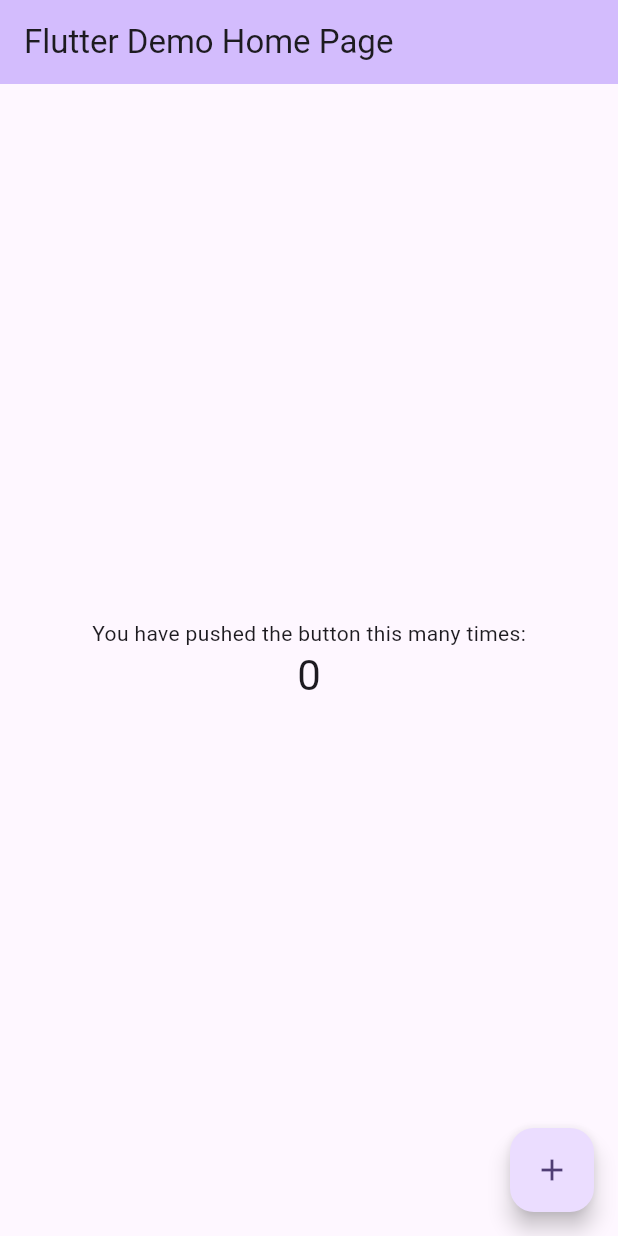
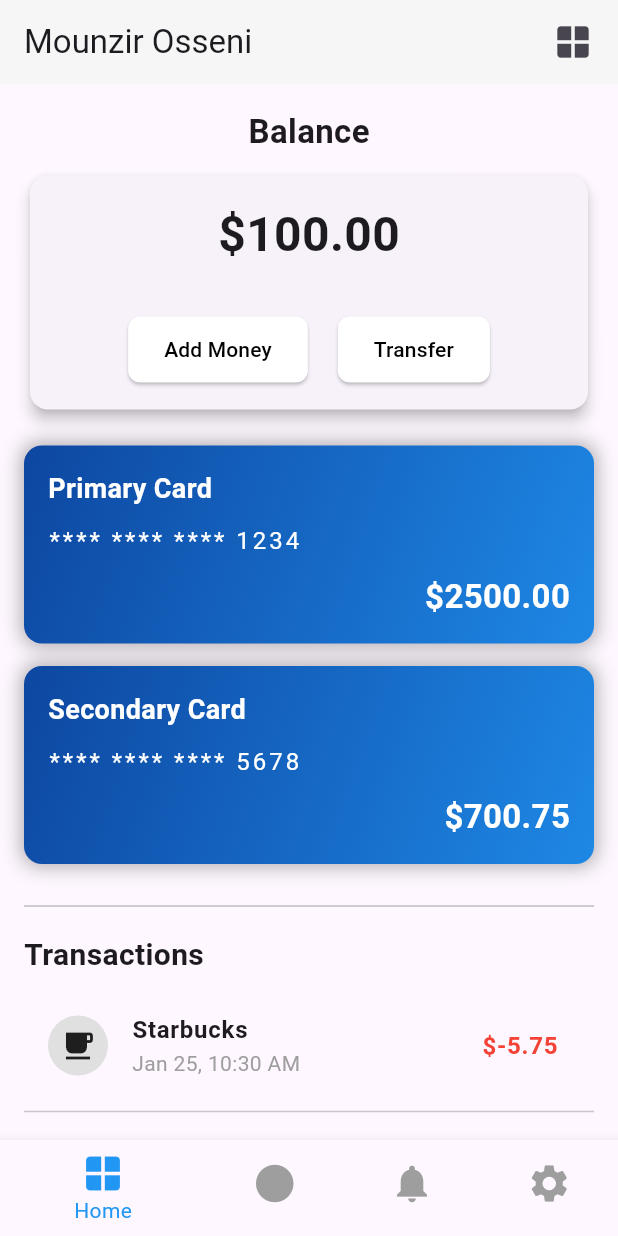
Before and after one commit to Moun-zir/TRANSFER-MONEY-PROJECT, a Flutter app: the screen it shows after launch, on a phone screen of 412 x 824 dp. Run offline on Flutter 3.47's test engine with Material 3 defaults, Android fonts, the phone set to English and light mode, and no system bars; Roboto replaces fonts that are missing (Roboto sans serif).

Commit message:
Add initial screens, routing, and balance management functionality

```diff
--- a/lib/main.dart
+++ b/lib/main.dart
@@ -1,69 +1,73 @@
 import 'package:flutter/material.dart';
+import 'package:provider/provider.dart';
+import 'screens/home_screen.dart';
+import 'routes/routes.dart';
+import 'screens/transactions_screen.dart';
+import 'screens/notifications_screen.dart';
+import 'screens/settings_screen.dart';
+import 'widgets/bottom_nav_bar.dart';
+import 'providers/balance_provider.dart';
 
 void main() {
-  runApp(const MyApp());
+  runApp(
+    MultiProvider(
+      providers: [
+        ChangeNotifierProvider(create: (context) => BalanceProvider()),
+      ],
+      child: const MyApp(),
+    ),
+  );
 }
 
 class MyApp extends StatelessWidget {
   const MyApp({super.key});
 
-  // This widget is the root of your application.
   @override
   Widget build(BuildContext context) {
     return MaterialApp(
-      title: 'Flutter Demo',
+      debugShowCheckedModeBanner: false,
+      title: 'Money Transfer App',
+      initialRoute: AppRoutes.home,
+      onGenerateRoute: AppRoutes.generateRoute,
       theme: ThemeData(
-        colorScheme: ColorScheme.fromSeed(seedColor: Colors.deepPurple),
+        primarySwatch: Colors.blue,
         useMaterial3: true,
       ),
-      home: const MyHomePage(title: 'Flutter Demo Home Page'),
+      home: const MainScreen(),
     );
   }
 }
 
-class MyHomePage extends StatefulWidget {
-  const MyHomePage({super.key, required this.title});
-
-  final String title;
+class MainScreen extends StatefulWidget {
+  const MainScreen({super.key});
 
   @override
-  State<MyHomePage> createState() => _MyHomePageState();
+  State<MainScreen> createState() => _MainScreenState();
 }
 
-class _MyHomePageState extends State<MyHomePage> {
-  int _counter = 0;
+class _MainScreenState extends State<MainScreen> {
+  int _selectedIndex = 0;
 
-  void _incrementCounter() {
+  final List<Widget> _screens = [
+    const HomeScreen(),
+    // const TransactionsScreen(),
+    // const NotificationsScreen(),
+    // const SettingsScreen(),
+  ];
+
+  void _onItemTapped(int index) {
     setState(() {
-      _counter++;
+      _selectedIndex = index;
     });
   }
 
   @override
   Widget build(BuildContext context) {
     return Scaffold(
-      appBar: AppBar(
-        backgroundColor: Theme.of(context).colorScheme.inversePrimary,
-        title: Text(widget.title),
-      ),
-      body: Center(
-        child: Column(
-          mainAxisAlignment: MainAxisAlignment.center,
-          children: <Widget>[
-            const Text(
-              'You have pushed the button this many times:',
-            ),
-            Text(
-              '$_counter',
-              style: Theme.of(context).textTheme.headlineMedium,
-            ),
-          ],
-        ),
-      ),
-      floatingActionButton: FloatingActionButton(
-        onPressed: _incrementCounter,
-        tooltip: 'Increment',
-        child: const Icon(Icons.add),
+      body: _screens[_selectedIndex],
+      bottomNavigationBar: BottomNavBar(
+        selectedIndex: _selectedIndex,
+        onTap: _onItemTapped,
       ),
     );
   }
--- /dev/null
+++ b/lib/providers/balance_provider.dart
@@ -0,0 +1,12 @@
+import 'package:flutter/material.dart';
+
+class BalanceProvider with ChangeNotifier {
+  double _balance = 100.0; // Solde initial
+
+  double get balance => _balance;
+
+  void addMoney(double amount) {
+    _balance += amount;
+    notifyListeners(); // Met à jour l'UI
+  }
+}
--- /dev/null
+++ b/lib/routes/routes.dart
@@ -0,0 +1,21 @@
+import 'package:flutter/material.dart';
+import '../screens/home_screen.dart';
+import '../screens/add_money_screen.dart';
+
+class AppRoutes {
+  static const String home = '/';
+  static const String addMoney = '/add-money';
+
+  static Route<dynamic> generateRoute(RouteSettings settings) {
+    switch (settings.name) {
+      case home:
+        return MaterialPageRoute(builder: (_) => const HomeScreen());
+      case addMoney:
+        return MaterialPageRoute(builder: (_) => const AddMoneyScreen());
+      default:
+        return MaterialPageRoute(
+          builder: (_) => const Scaffold(body: Center(child: Text('Page not found'))),
+        );
+    }
+  }
+}
--- /dev/null
+++ b/lib/screens/home_screen.dart
@@ -0,0 +1,117 @@
+import 'package:flutter/material.dart';
+import '../widgets/balance_card.dart';
+import '../widgets/credit_card.dart';
+import 'package:provider/provider.dart';
+import '../providers/balance_provider.dart';
+
+class HomeScreen extends StatelessWidget {
+  const HomeScreen({super.key});
+
+  @override
+  Widget build(BuildContext context) {
+    return Scaffold(
+      appBar: AppBar(
+        title: const Text("Mounzir Osseni"),
+        backgroundColor: const Color.fromARGB(255, 247, 246, 246),
+        actions: const [
+          Padding(
+            padding: EdgeInsets.only(right: 16),
+            child: Icon(Icons.window, size: 28),
+          ),
+        ],
+      ),
+      body: Padding(
+        padding: const EdgeInsets.all(16.0),
+        child: Column(
+          crossAxisAlignment: CrossAxisAlignment.start,
+          children: [
+            const Center(
+              child: Text(
+                "Balance",
+                style: TextStyle(fontSize: 22, fontWeight: FontWeight.bold),
+              ),
+            ),
+            const SizedBox(height: 10),
+            // Utilise Consumer pour écouter les changements de balance
+            Consumer<BalanceProvider>(
+              builder: (context, balanceProvider, child) {
+                return BalanceCard(balance: balanceProvider.balance);
+              },
+            ),
+            const SizedBox(height: 20),
+            const CreditCard(
+              cardTitle: "Primary Card",
+              cardNumber: "**** **** **** 1234",
+              balance: 2500.00,
+            ),
+            const SizedBox(height: 15),
+            const CreditCard(
+              cardTitle: "Secondary Card",
+              cardNumber: "**** **** **** 5678",
+              balance: 700.75,
+            ),
+            const SizedBox(height: 20),
+            const Divider(thickness: 1.2), // Barre de séparation
+            const SizedBox(height: 10),
+            const Text(
+              "Transactions",
+              style: TextStyle(fontSize: 20, fontWeight: FontWeight.bold),
+            ),
+            const SizedBox(height: 10),
+            Expanded(child: TransactionList()),
+          ],
+        ),
+      ),
+    );
+  }
+}
+
+
+// 📋 Liste des transactions
+class TransactionList extends StatelessWidget {
+  final List<TransactionItem> transactions = [
+    TransactionItem(name: "Starbucks", date: "Jan 25, 10:30 AM", amount: -5.75, icon: Icons.local_cafe),
+    TransactionItem(name: "Amazon Purchase", date: "Jan 24, 08:45 PM", amount: -150.00, icon: Icons.shopping_cart),
+    TransactionItem(name: "Salary", date: "Jan 23, 06:00 AM", amount: 3200.00, icon: Icons.account_balance_wallet),
+    TransactionItem(name: "Netflix", date: "Jan 22, 09:00 PM", amount: -13.99, icon: Icons.movie),
+  ];
+
+  TransactionList({super.key});
+
+  @override
+  Widget build(BuildContext context) {
+    return ListView.separated(
+      itemCount: transactions.length,
+      separatorBuilder: (context, index) => const Divider(),
+      itemBuilder: (context, index) {
+        final transaction = transactions[index];
+        return ListTile(
+          leading: CircleAvatar(
+            backgroundColor: Colors.grey[300],
+            child: Icon(transaction.icon, color: Colors.black87),
+          ),
+          title: Text(transaction.name, style: const TextStyle(fontSize: 16, fontWeight: FontWeight.bold)),
+          subtitle: Text(transaction.date, style: const TextStyle(color: Colors.grey)),
+          trailing: Text(
+            "\$${transaction.amount.toStringAsFixed(2)}",
+            style: TextStyle(
+              fontSize: 16,
+              fontWeight: FontWeight.bold,
+              color: transaction.amount < 0 ? Colors.red : Colors.green,
+            ),
+          ),
+        );
+      },
+    );
+  }
+}
+
+// 📝 Modèle de Transaction
+class TransactionItem {
+  final String name;
+  final String date;
+  final double amount;
+  final IconData icon;
+
+  TransactionItem({required this.name, required this.date, required this.amount, required this.icon});
+}
--- /dev/null
+++ b/lib/widgets/balance_card.dart
@@ -0,0 +1,69 @@
+import 'package:flutter/material.dart';
+import 'package:provider/provider.dart';
+import '../providers/balance_provider.dart';
+import '../routes/routes.dart';
+
+class BalanceCard extends StatelessWidget {
+  const BalanceCard({super.key, required double balance});
+
+  @override
+  Widget build(BuildContext context) {
+    return Consumer<BalanceProvider>(
+      builder: (context, balanceProvider, child) {
+        return Card(
+          elevation: 4,
+          shape: RoundedRectangleBorder(borderRadius: BorderRadius.circular(12)),
+          child: Padding(
+            padding: const EdgeInsets.all(16.0),
+            child: Column(
+              children: [
+                Text(
+                  "\$${balanceProvider.balance.toStringAsFixed(2)}",
+                  style: const TextStyle(
+                    fontSize: 32,
+                    fontWeight: FontWeight.bold,
+                    fontFamily: "Roboto sans serif",
+                  ),
+                ),
+                const SizedBox(height: 30),
+                Row(
+                  mainAxisAlignment: MainAxisAlignment.center,
+                  children: [
+                    ElevatedButton(
+                      onPressed: () {
+                        Navigator.pushNamed(context, AppRoutes.addMoney);
+                      },
+                      style: ElevatedButton.styleFrom(
+                        backgroundColor: Colors.white,
+                        foregroundColor: Colors.black,
+                        shape: RoundedRectangleBorder(
+                          borderRadius: BorderRadius.circular(8),
+                        ),
+                        padding: const EdgeInsets.symmetric(horizontal: 24, vertical: 12),
+                      ),
+                      child: const Text("Add Money"),
+                    ),
+
+                    const SizedBox(width: 20),
+                    ElevatedButton(
+                      onPressed: () {},
+                      style: ElevatedButton.styleFrom(
+                        backgroundColor: Colors.white,
+                        foregroundColor: Colors.black,
+                        shape: RoundedRectangleBorder(
+                          borderRadius: BorderRadius.circular(8),
+                        ),
+                        padding: const EdgeInsets.symmetric(horizontal: 24, vertical: 12),
+                      ),
+                      child: const Text("Transfer"),
+                    ),
+                  ],
+                ),
+              ],
+            ),
+          ),
+        );
+      },
+    );
+  }
+}
--- /dev/null
+++ b/lib/widgets/bottom_nav_bar.dart
@@ -0,0 +1,37 @@
+import 'package:flutter/material.dart';
+
+class BottomNavBar extends StatelessWidget {
+  final int selectedIndex;
+  final Function(int) onTap;
+
+  const BottomNavBar({super.key, required this.selectedIndex, required this.onTap});
+
+  @override
+  Widget build(BuildContext context) {
+    return BottomNavigationBar(
+      currentIndex: selectedIndex,
+      onTap: onTap,
+      iconSize: 30,
+      selectedItemColor: Colors.blue,
+      unselectedItemColor: Colors.grey,
+      items: const [
+        BottomNavigationBarItem(
+          icon: Icon(Icons.window),
+          label: 'Home',
+        ),
+        BottomNavigationBarItem(
+          icon: Icon(Icons.circle),
+          label: 'Transactions',
+        ),
+        BottomNavigationBarItem(
+          icon: Icon(Icons.notifications),
+          label: 'Notifications',
+        ),
+        BottomNavigationBarItem(
+          icon: Icon(Icons.settings),
+          label: 'Settings',
+        ),
+      ],
+    );
+  }
+}
--- /dev/null
+++ b/lib/widgets/credit_card.dart
@@ -0,0 +1,49 @@
+import 'package:flutter/material.dart';
+
+class CreditCard extends StatelessWidget {
+  final String cardTitle;
+  final String cardNumber;
+  final double balance;
+
+  const CreditCard({
+    super.key,
+    required this.cardTitle,
+    required this.cardNumber,
+    required this.balance,
+  });
+
+  @override
+  Widget build(BuildContext context) {
+    return Container(
+      padding: const EdgeInsets.all(16),
+      decoration: BoxDecoration(
+        borderRadius: BorderRadius.circular(12),
+        gradient: LinearGradient(
+          colors: [Colors.blue.shade900, Colors.blue.shade600],
+          begin: Alignment.topLeft,
+          end: Alignment.bottomRight,
+        ),
+        boxShadow: [
+          BoxShadow(
+            color: Colors.black.withOpacity(0.3),
+            blurRadius: 10,
+            spreadRadius: 2,
+          ),
+        ],
+      ),
+      child: Column(
+        crossAxisAlignment: CrossAxisAlignment.start,
+        children: [
+          Text(cardTitle, style: const TextStyle(color: Colors.white, fontSize: 18, fontWeight: FontWeight.bold)),
+          const SizedBox(height: 10),
+          Text(cardNumber, style: const TextStyle(color: Colors.white, fontSize: 16, letterSpacing: 2)),
+          const SizedBox(height: 10),
+          Align(
+            alignment: Alignment.bottomRight,
+            child: Text("\$${balance.toStringAsFixed(2)}", style: const TextStyle(color: Colors.white, fontSize: 22, fontWeight: FontWeight.bold)),
+          ),
+        ],
+      ),
+    );
+  }
+}
--- a/pubspec.yaml
+++ b/pubspec.yaml
@@ -30,6 +30,7 @@ environment:
 dependencies:
   flutter:
     sdk: flutter
+  provider: ^6.0.5
 
   # The following adds the Cupertino Icons font to your application.
   # Use with the CupertinoIcons class for iOS style icons.
```
Also changed, not shown: lib/screens/add_money_screen.dart (added, +128 -0 lines), lib/screens/notifications_screen.dart (added), lib/screens/settings_screen.dart (added), lib/screens/transactions_screen.dart (added), pubspec.lock.
